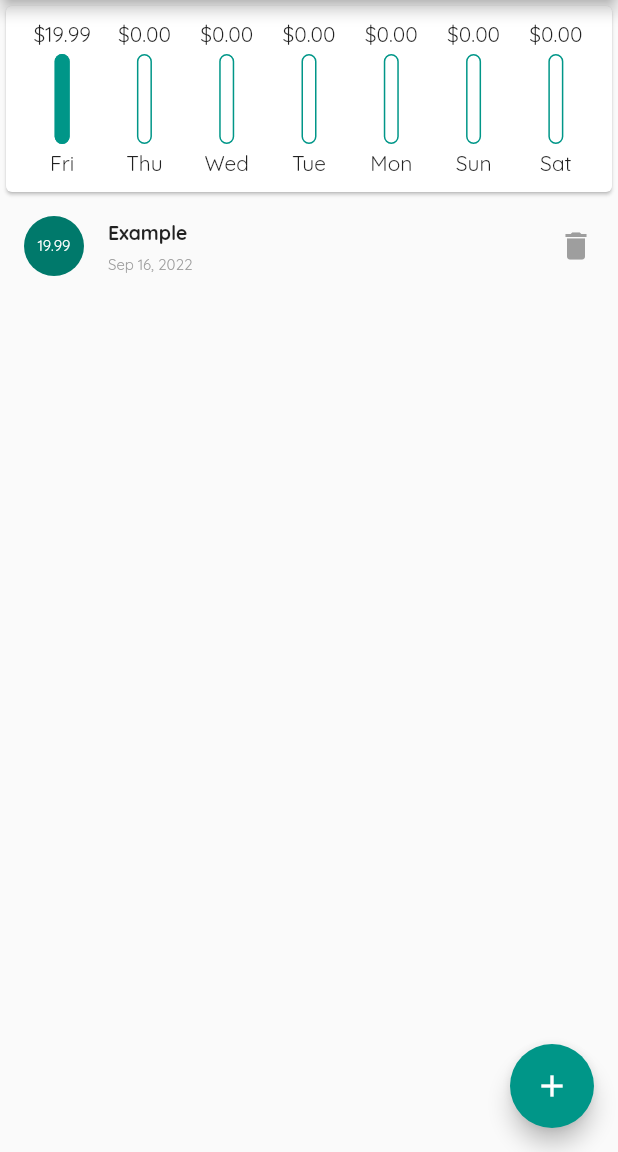
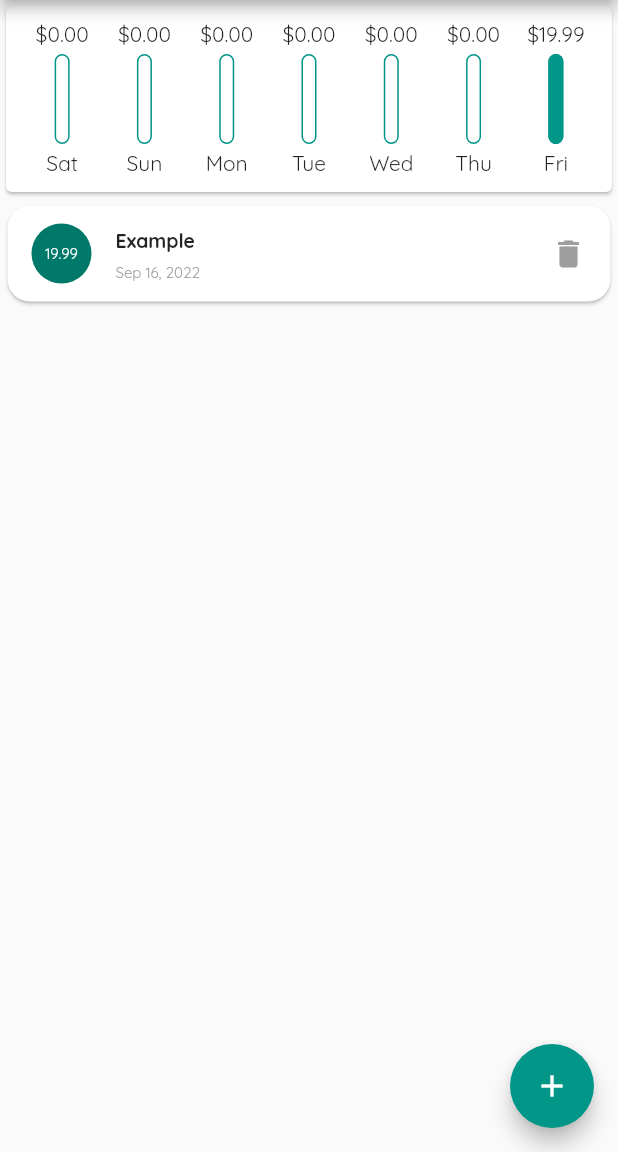
Before and after one commit to will-souza/expensesapp, a Flutter app: the screen it shows after launch, on a phone screen of 412 x 824 dp, the part 84-1236 px from its top. Run offline on Flutter 3.47's test engine with Material 2 defaults, Android fonts, the phone set to English and light mode, and no system bars.

Commit message:
improvement on chartbar and listtile

```diff
--- a/lib/widgets/chart.dart
+++ b/lib/widgets/chart.dart
@@ -3,6 +3,8 @@ import 'package:expensesapp/widgets/chart_bar.dart';
 import 'package:flutter/material.dart';
 import 'package:intl/intl.dart';
 
+// no need for a stateful widget
+// ignore: must_be_immutable
 class Chart extends StatelessWidget {
   Chart(this.recentTransactions, {super.key});
   List<Transaction> recentTransactions = [];
@@ -25,7 +27,7 @@ class Chart extends StatelessWidget {
         'day': DateFormat.E().format(weekDay),
         'amount': totalAmount,
       };
-    });
+    }).reversed.toList();
   }
 
   double get totalSpending {
--- a/lib/widgets/chart_bar.dart
+++ b/lib/widgets/chart_bar.dart
@@ -16,8 +16,11 @@ class ChartBar extends StatelessWidget {
   Widget build(BuildContext context) {
     return Column(
       children: <Widget>[
-        FittedBox(
-          child: Text('\$${spendingAmount.toStringAsFixed(2)}'),
+        SizedBox(
+          height: 18,
+          child: FittedBox(
+            child: Text('\$${spendingAmount.toStringAsFixed(2)}'),
+          ),
         ),
         const SizedBox(height: 4),
         SizedBox(
--- a/lib/widgets/transaction_list.dart
+++ b/lib/widgets/transaction_list.dart
@@ -27,11 +27,22 @@ class TransactionList extends StatelessWidget {
             )
           : ListView.builder(
               itemBuilder: (ctx, index) {
-                return ListTile(
+                return Card(
+                  elevation: 1,
+                  shape: RoundedRectangleBorder(
+                    borderRadius: BorderRadius.circular(15),
+                  ),
+                  margin: const EdgeInsets.all(5),
+                  child: ListTile(
                     leading: CircleAvatar(
+                      child: FittedBox(
+                        child: Padding(
+                          padding: const EdgeInsets.all(5),
                           child: Text(
                             transactions[index].amount.toStringAsFixed(2),
                             style: const TextStyle(fontSize: 10),
+                          ),
+                        ),
                       ),
                     ),
                     title: Text(
@@ -41,8 +52,7 @@ class TransactionList extends StatelessWidget {
                       ),
                     ),
                     subtitle: Text(
-                    DateFormat(DateFormat.YEAR_ABBR_MONTH_DAY)
-                        .format(transactions[index].date),
+                      DateFormat.yMMMd().format(transactions[index].date),
                       style: const TextStyle(
                         color: Colors.grey,
                         fontSize: 10,
@@ -52,6 +62,7 @@ class TransactionList extends StatelessWidget {
                     iconColor: Colors.grey,
                     dense: true,
                     onTap: () {},
+                  ),
                 );
               },
               itemCount: transactions.length,
```
Also changed, not shown: pubspec.lock. Lines whose indentation alone changed are shown as unchanged.
